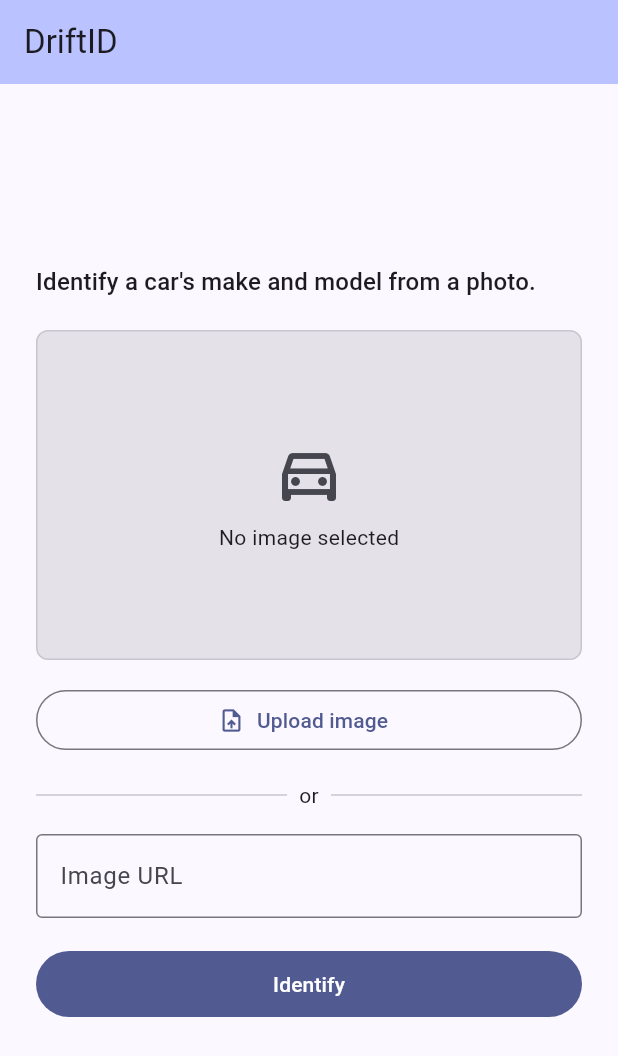
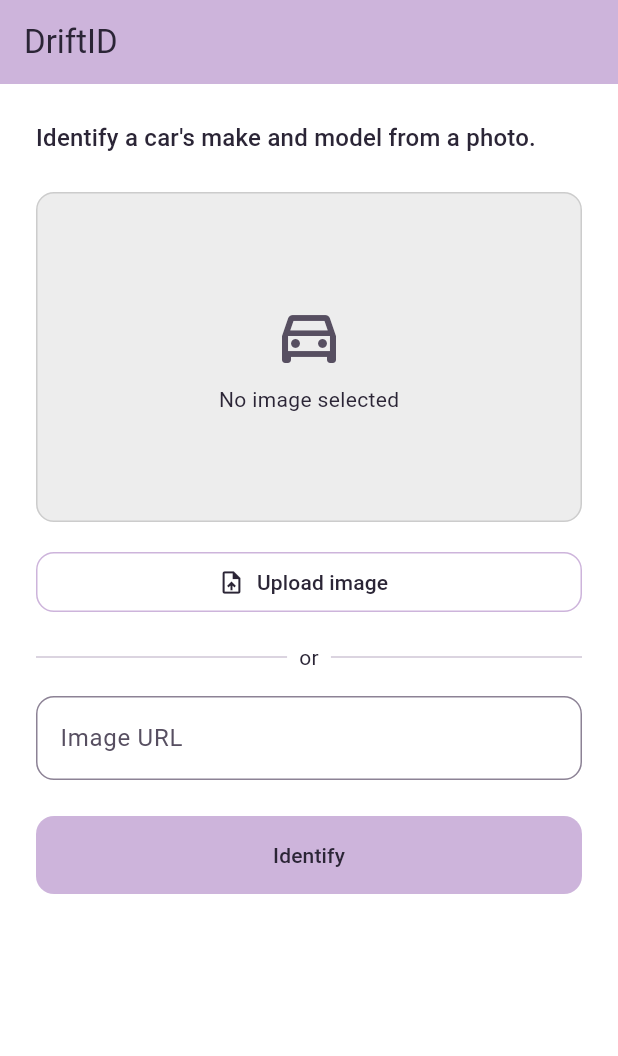
Before and after one commit to k13nNg/driftID, a Flutter app: the screen it shows after launch, on a phone screen of 412 x 824 dp. Shown: the top 1056 px of the screen. Run offline on Flutter 3.47's test engine with Material 3 defaults, Android fonts, the phone set to English and light mode, and no system bars; our stand-ins replace file_picker; project files that could hold a hidden picture were left out.

Commit message:
ui improvements

```diff
--- a/ui/lib/main.dart
+++ b/ui/lib/main.dart
@@ -6,17 +6,102 @@ void main() {
   runApp(const DriftIDApp());
 }
 
+/// Soft pastel palette (T004). Solid colors only — no gradients (AGENTS.md).
+class DriftColors {
+  const DriftColors._();
+
+  static const Color thistle = Color(0xFFCDB4DB);
+  static const Color pastelPetal = Color(0xFFFFC8DD);
+  static const Color babyPink = Color(0xFFFFAFCC);
+  static const Color icyBlue = Color(0xFFBDE0FE);
+  static const Color skyBlue = Color(0xFFA2D2FF);
+
+  /// Dark, high-contrast ink for text sitting on light pastel fills (US-06).
+  static const Color ink = Color(0xFF2B2536);
+}
+
+/// Single spacing rhythm — reuse these instead of ad-hoc values.
+class DriftSpacing {
+  const DriftSpacing._();
+
+  static const double xs = 4;
+  static const double sm = 8;
+  static const double md = 16;
+  static const double lg = 24;
+}
+
+/// One corner radius shared across preview, predictions, and error containers.
+const double kDriftRadius = 12;
+
 class DriftIDApp extends StatelessWidget {
   const DriftIDApp({super.key});
 
   @override
   Widget build(BuildContext context) {
+    const colorScheme = ColorScheme(
+      brightness: Brightness.light,
+      primary: DriftColors.thistle,
+      onPrimary: DriftColors.ink,
+      primaryContainer: DriftColors.pastelPetal,
+      onPrimaryContainer: DriftColors.ink,
+      secondary: DriftColors.skyBlue,
+      onSecondary: DriftColors.ink,
+      secondaryContainer: DriftColors.icyBlue,
+      onSecondaryContainer: DriftColors.ink,
+      tertiary: DriftColors.babyPink,
+      onTertiary: DriftColors.ink,
+      tertiaryContainer: DriftColors.babyPink,
+      onTertiaryContainer: DriftColors.ink,
+      error: Color(0xFFB3261E),
+      onError: Colors.white,
+      errorContainer: Color(0xFFF9DEDC),
+      onErrorContainer: Color(0xFF410E0B),
+      surface: Colors.white,
+      onSurface: DriftColors.ink,
+      surfaceContainerHighest: DriftColors.icyBlue,
+      onSurfaceVariant: Color(0xFF574F61),
+      outline: Color(0xFF8C8295),
+      outlineVariant: Color(0xFFCFC6D6),
+    );
+
     return MaterialApp(
       title: 'DriftID',
       debugShowCheckedModeBanner: false,
       theme: ThemeData(
         useMaterial3: true,
-        colorScheme: ColorScheme.fromSeed(seedColor: Colors.indigo),
+        colorScheme: colorScheme,
+        scaffoldBackgroundColor: Colors.white,
+        appBarTheme: const AppBarTheme(
+          backgroundColor: DriftColors.thistle,
+          foregroundColor: DriftColors.ink,
+          elevation: 0,
+          scrolledUnderElevation: 0,
+          centerTitle: false,
+        ),
+        filledButtonTheme: FilledButtonThemeData(
+          style: FilledButton.styleFrom(
+            backgroundColor: DriftColors.thistle,
+            foregroundColor: DriftColors.ink,
+            elevation: 0,
+            shape: RoundedRectangleBorder(
+              borderRadius: BorderRadius.circular(kDriftRadius),
+            ),
+          ),
+        ),
+        outlinedButtonTheme: OutlinedButtonThemeData(
+          style: OutlinedButton.styleFrom(
+            foregroundColor: DriftColors.ink,
+            side: const BorderSide(color: DriftColors.thistle),
+            shape: RoundedRectangleBorder(
+              borderRadius: BorderRadius.circular(kDriftRadius),
+            ),
+          ),
+        ),
+        inputDecorationTheme: InputDecorationTheme(
+          border: OutlineInputBorder(
+            borderRadius: BorderRadius.circular(kDriftRadius),
+          ),
+        ),
       ),
       home: const HomeScreen(),
     );
--- a/ui/lib/screens/home_screen.dart
+++ b/ui/lib/screens/home_screen.dart
@@ -3,6 +3,7 @@ import 'dart:typed_data';
 import 'package:file_picker/file_picker.dart';
 import 'package:flutter/material.dart';
 
+import '../main.dart';
 import '../models/prediction.dart';
 import '../services/api_client.dart';
 import '../widgets/image_preview.dart';
@@ -103,13 +104,13 @@ class _HomeScreenState extends State<HomeScreen> {
     return Scaffold(
       appBar: AppBar(
         title: const Text('DriftID'),
-        backgroundColor: theme.colorScheme.inversePrimary,
       ),
-      body: Center(
+      body: Align(
+        alignment: Alignment.topCenter,
         child: ConstrainedBox(
           constraints: const BoxConstraints(maxWidth: 640),
           child: SingleChildScrollView(
-            padding: const EdgeInsets.all(24),
+            padding: const EdgeInsets.all(DriftSpacing.lg),
             child: Column(
               crossAxisAlignment: CrossAxisAlignment.stretch,
               children: [
@@ -117,9 +118,9 @@ class _HomeScreenState extends State<HomeScreen> {
                   header: true,
                   child: Text(kAppTagline, style: theme.textTheme.titleMedium),
                 ),
-                const SizedBox(height: 20),
+                const SizedBox(height: DriftSpacing.lg),
                 ImagePreview(bytes: _bytes, url: _previewUrl),
-                const SizedBox(height: 16),
+                const SizedBox(height: DriftSpacing.md),
                 OutlinedButton.icon(
                   key: const Key('upload-button'),
                   onPressed: _loading ? null : _pickImage,
@@ -128,20 +129,20 @@ class _HomeScreenState extends State<HomeScreen> {
                 ),
                 if (_filename != null)
                   Padding(
-                    padding: const EdgeInsets.only(top: 8),
+                    padding: const EdgeInsets.only(top: DriftSpacing.sm),
                     child: Text('Selected: $_filename',
                         style: theme.textTheme.bodySmall),
                   ),
-                const SizedBox(height: 16),
-                Row(children: [
+                const SizedBox(height: DriftSpacing.md),
+                const Row(children: [
                   Expanded(child: Divider()),
                   Padding(
-                    padding: EdgeInsets.symmetric(horizontal: 8),
+                    padding: EdgeInsets.symmetric(horizontal: DriftSpacing.sm),
                     child: Text('or'),
                   ),
                   Expanded(child: Divider()),
                 ]),
-                const SizedBox(height: 16),
+                const SizedBox(height: DriftSpacing.md),
                 TextField(
                   key: const Key('url-field'),
                   controller: _urlController,
@@ -150,7 +151,6 @@ class _HomeScreenState extends State<HomeScreen> {
                   decoration: const InputDecoration(
                     labelText: 'Image URL',
                     hintText: 'https://example.com/car.jpg',
-                    border: OutlineInputBorder(),
                   ),
                   onChanged: (_) {
                     if (_bytes != null) {
@@ -162,21 +162,21 @@ class _HomeScreenState extends State<HomeScreen> {
                   },
                   onSubmitted: (_) => _identify(),
                 ),
-                const SizedBox(height: 20),
+                const SizedBox(height: DriftSpacing.lg),
                 FilledButton(
                   key: const Key('identify-button'),
                   onPressed: _loading ? null : _identify,
                   child: const Padding(
-                    padding: EdgeInsets.symmetric(vertical: 12),
+                    padding: EdgeInsets.symmetric(vertical: DriftSpacing.md),
                     child: Text('Identify'),
                   ),
                 ),
-                const SizedBox(height: 24),
+                const SizedBox(height: DriftSpacing.lg),
                 if (_loading)
                   const Center(
                     key: Key('loading-indicator'),
                     child: Padding(
-                      padding: EdgeInsets.all(16),
+                      padding: EdgeInsets.all(DriftSpacing.md),
                       child: CircularProgressIndicator(),
                     ),
                   ),
@@ -185,15 +185,15 @@ class _HomeScreenState extends State<HomeScreen> {
                     liveRegion: true,
                     child: Container(
                       key: const Key('error-message'),
-                      padding: const EdgeInsets.all(12),
+                      padding: const EdgeInsets.all(DriftSpacing.md),
                       decoration: BoxDecoration(
                         color: theme.colorScheme.errorContainer,
-                        borderRadius: BorderRadius.circular(8),
+                        borderRadius: BorderRadius.circular(kDriftRadius),
                       ),
                       child: Row(children: [
                         Icon(Icons.error_outline,
                             color: theme.colorScheme.onErrorContainer),
-                        const SizedBox(width: 8),
+                        const SizedBox(width: DriftSpacing.sm),
                         Expanded(
                           child: Text(
                             _error!,
--- a/ui/lib/widgets/image_preview.dart
+++ b/ui/lib/widgets/image_preview.dart
@@ -1,6 +1,8 @@
 import 'dart:typed_data';
 
 import 'package:flutter/material.dart';
+
+import '../main.dart';
 
 /// Shows a preview of the image the user is about to identify — either picked
 /// bytes (upload) or a network image (URL). Falls back to a placeholder when
@@ -23,9 +25,11 @@ class ImagePreview extends StatelessWidget {
       key: const Key('image-preview'),
       height: 220,
       decoration: BoxDecoration(
-        color: theme.colorScheme.surfaceContainerHighest,
-        borderRadius: BorderRadius.circular(8),
-        border: Border.all(color: theme.colorScheme.outlineVariant),
+        // Neutral grey preview surface (not the pastel blue tint) so uploaded
+        // photos read true-to-colour.
+        color: const Color(0xFFEDEDED),
+        borderRadius: BorderRadius.circular(kDriftRadius),
+        border: Border.all(color: const Color(0xFFCCCCCC)),
       ),
       clipBehavior: Clip.antiAlias,
       alignment: Alignment.center,
--- a/ui/lib/widgets/prediction_list.dart
+++ b/ui/lib/widgets/prediction_list.dart
@@ -1,5 +1,6 @@
 import 'package:flutter/material.dart';
 
+import '../main.dart';
 import '../models/prediction.dart';
 
 /// Top-k results ordered by confidence (US-03). The first row is visually
@@ -25,7 +26,7 @@ class PredictionList extends StatelessWidget {
         crossAxisAlignment: CrossAxisAlignment.stretch,
         children: [
           _TopPrediction(prediction: top),
-          if (rest.isNotEmpty) const SizedBox(height: 12),
+          if (rest.isNotEmpty) const SizedBox(height: DriftSpacing.md),
           for (final p in rest) _PredictionRow(prediction: p),
         ],
       ),
@@ -43,10 +44,10 @@ class _TopPrediction extends StatelessWidget {
     final theme = Theme.of(context);
     return Container(
       key: const Key('top-prediction'),
-      padding: const EdgeInsets.all(16),
+      padding: const EdgeInsets.all(DriftSpacing.md),
       decoration: BoxDecoration(
-        color: theme.colorScheme.primaryContainer,
-        borderRadius: BorderRadius.circular(8),
+        color: theme.colorScheme.tertiaryContainer,
+        borderRadius: BorderRadius.circular(kDriftRadius),
       ),
       child: Row(
         children: [
@@ -55,7 +56,7 @@ class _TopPrediction extends StatelessWidget {
               crossAxisAlignment: CrossAxisAlignment.start,
               children: [
                 Text('Best match', style: theme.textTheme.labelMedium),
-                const SizedBox(height: 4),
+                const SizedBox(height: DriftSpacing.xs),
                 Text(
                   prediction.title,
                   style: theme.textTheme.titleLarge?.copyWith(
@@ -88,7 +89,8 @@ class _PredictionRow extends StatelessWidget {
   Widget build(BuildContext context) {
     final theme = Theme.of(context);
     return Padding(
-      padding: const EdgeInsets.symmetric(vertical: 8, horizontal: 4),
+      padding: const EdgeInsets.symmetric(
+          vertical: DriftSpacing.sm, horizontal: DriftSpacing.xs),
       child: Row(
         children: [
           Expanded(
```
Also changed, not shown: 2 other files.
